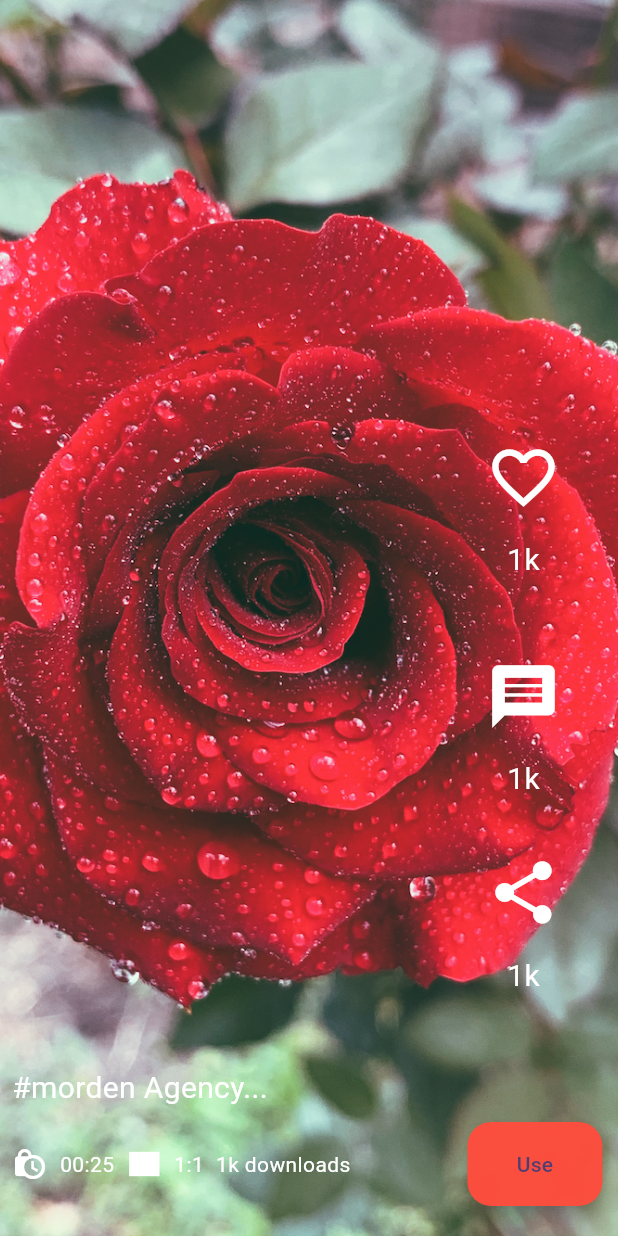
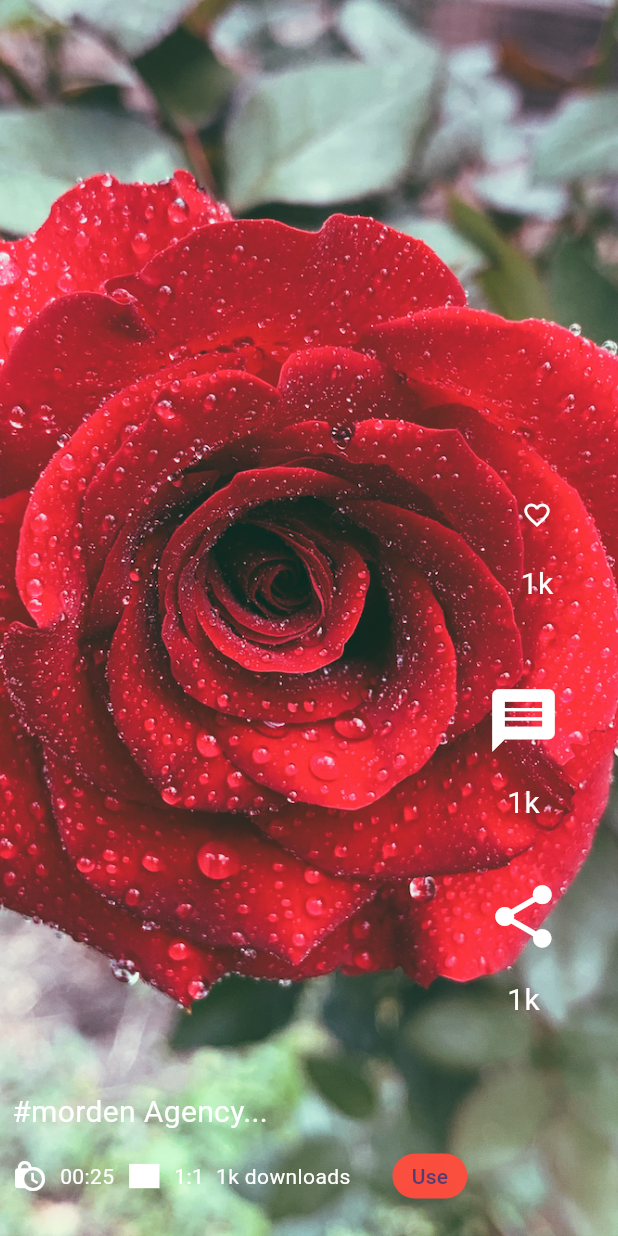
Before and after one commit to omit-excelitai/image_and_video_editing, a Flutter app: the ViewScreen screen opened by its route, on a phone screen of 412 x 824 dp. Run offline on Flutter 3.47's test engine with Material 2 defaults, Android fonts, the phone set to English and light mode, and no system bars; our stand-ins replace dio, flutter_screenutil, get, get_it, google_fonts, image_picker and 2 more; accounts and stored records are empty.

Commit message:
Updated -- view_screen.dart

```diff
--- a/lib/main.dart
+++ b/lib/main.dart
@@ -6,7 +6,6 @@ import 'package:image_and_video_editing/view/screen/add_project_screen.dart';
 import 'package:image_and_video_editing/view/screen/edit_screen.dart';
 import 'package:image_and_video_editing/view/screen/bottom_navbar_screen.dart';
 import 'package:image_and_video_editing/view/screen/home_screen.dart';
-import 'package:image_and_video_editing/view/screen/test_video_edit.dart';
 import 'package:image_and_video_editing/view/screen/view_screen.dart';
 import 'di_container.dart' as di;
 
--- a/lib/view/screen/view_screen.dart
+++ b/lib/view/screen/view_screen.dart
@@ -23,7 +23,7 @@ class ViewScreen extends StatelessWidget {
         crossAxisAlignment: CrossAxisAlignment.end,
         children: [
           Padding(
-            padding: const EdgeInsets.symmetric(
+            padding: EdgeInsets.symmetric(
                 horizontal: 30.0, vertical: 25.0),
             child: Column(
               crossAxisAlignment: CrossAxisAlignment.center,
@@ -33,7 +33,7 @@ class ViewScreen extends StatelessWidget {
                   icon: const Icon(
                     Icons.favorite_border,
                     color: Colors.white,
-                    size: 50,
+                    size: 20,
                   ),
                 ),
                 const Padding(
@@ -149,18 +149,19 @@ class ViewScreen extends StatelessWidget {
                       style: TextStyle(color: Colors.white),
                     ),
                   ),
-                  const SizedBox(width: 70),
+                  SizedBox(width: 20),
                   Container(
-                    width: 90,
+                    width: 50,
+                    height: 30,
                     child: FloatingActionButton.extended(
-                      backgroundColor:  const Color.fromARGB(250, 253, 77, 61),
+                      backgroundColor:  Color.fromARGB(250, 253, 77, 61),
                       onPressed: (){}, label: const Text('Use'),),),
                 ],
               ),
 
             ],
           ),
-          const SizedBox(height: 20,),
+          SizedBox(height: 20,),
         ],
       ),
     ),
@@ -323,12 +324,14 @@ class ViewScreen extends StatelessWidget {
 
   @override
   Widget build(BuildContext context) {
-    return Scaffold(
-      backgroundColor: AppColorResources.scaffoldBgColor,
-      body: PageView(
-        scrollDirection: Axis.vertical,
-        controller: controller,
-        children: scrollingImages,
+    return SafeArea(
+      child: Scaffold(
+        backgroundColor: AppColorResources.scaffoldBgColor,
+        body: PageView(
+          scrollDirection: Axis.vertical,
+          controller: controller,
+          children: scrollingImages,
+        ),
       ),
     );
   }
```
